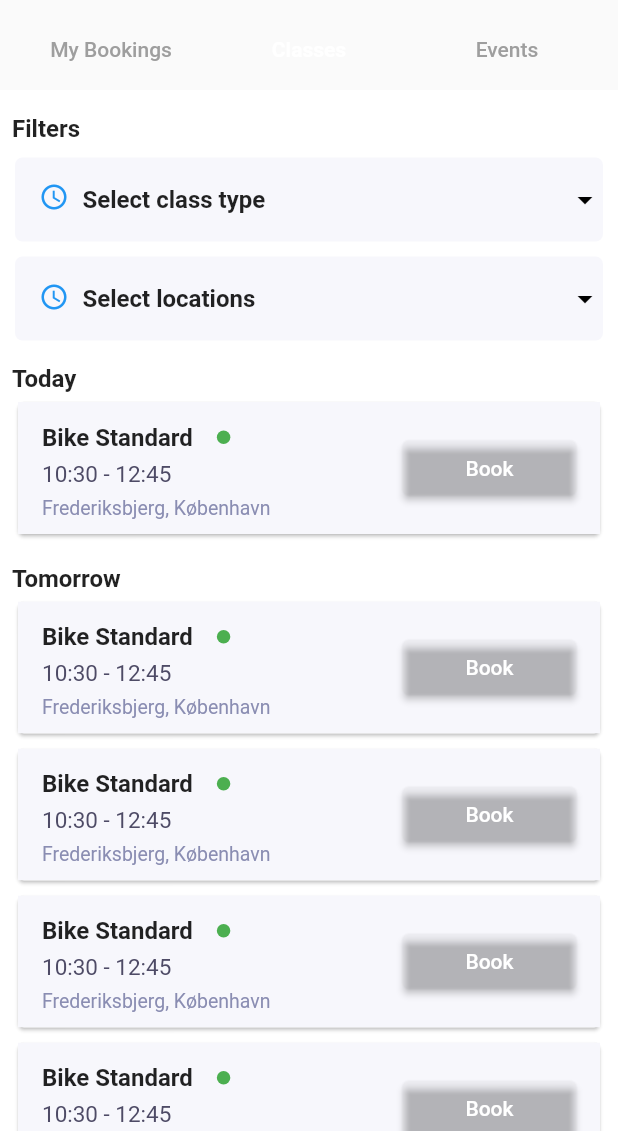
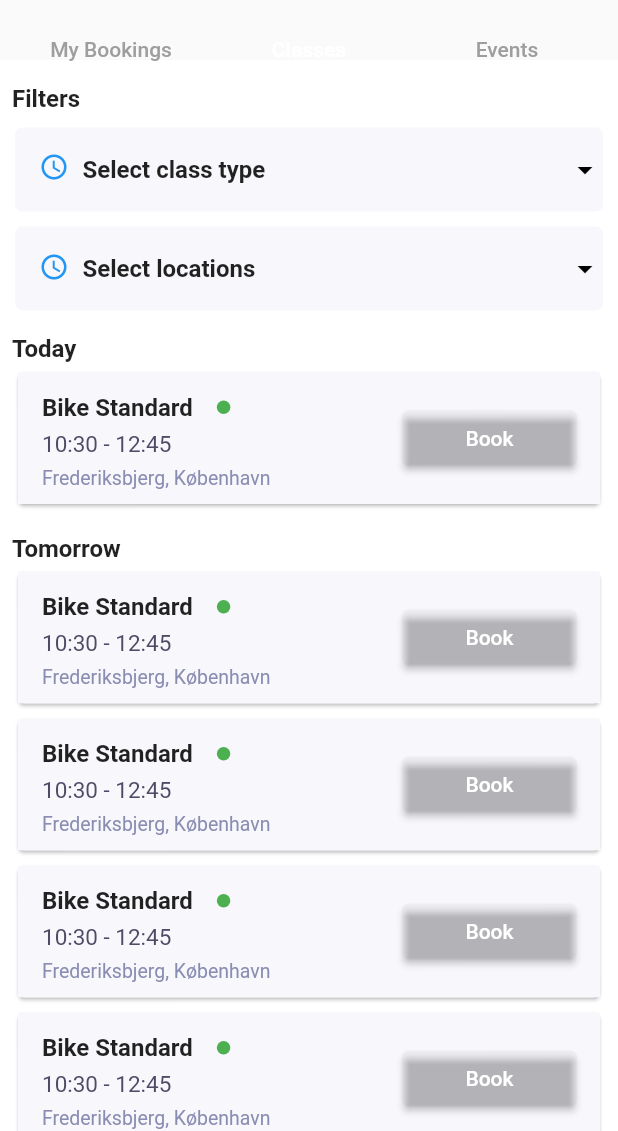
Before and after one commit to beefitten/BeefitMember.Application, a Flutter app: the BookingMenuWidget screen opened directly, tab 2 chosen, on a phone screen of 412 x 824 dp, the part 105-1236 px from its top. Run offline on Flutter 3.47's test engine with Material 2 defaults, Android fonts, the phone set to English and light mode, and no system bars; our stand-ins replace carousel_slider, equatable, fl_chart, flutter_bloc, flutter_secure_storage, flutter_svg and 2 more; missing offline and left inert: flutter_displaymode; accounts and stored records are empty; network calls fail; project files that could hold a hidden picture were left out.

```diff
--- a/lib/bookings/pages/yourbookings/widgets/booking_menu_widget.dart
+++ b/lib/bookings/pages/yourbookings/widgets/booking_menu_widget.dart
@@ -16,7 +16,7 @@ class BookingMenuWidget extends StatelessWidget {
           children: [
             YourBookings(),
             Classes(),
-            Text("Not implemented..."),
+            Center(child: Text("Coming soon!")),
           ],
         ),
       ),
@@ -57,5 +57,5 @@ class CustomAppBar extends StatelessWidget implements PreferredSizeWidget {
   }
 
   @override
-  Size get preferredSize => Size.fromHeight(130);
+  Size get preferredSize => Size.fromHeight(110);
 }
--- a/lib/overview/widgets/parallax_app_bar.dart
+++ b/lib/overview/widgets/parallax_app_bar.dart
@@ -1,5 +1,6 @@
 import 'package:beefitmember_application/shared/FitnessPackage/FitnessPackage.dart';
 import 'package:flutter/material.dart';
+import 'package:flutter/services.dart';
 
 import 'app_bar_curve.dart';
 
@@ -9,6 +10,8 @@ class ParallaxAppBar extends StatelessWidget {
   @override
   Widget build(BuildContext context) {
     return SliverAppBar(
+        backwardsCompatibility: false,
+        systemOverlayStyle: SystemUiOverlayStyle(statusBarBrightness: Brightness.dark),
         pinned: true,
         stretch: true,
         expandedHeight: 150.0,
@@ -21,7 +24,7 @@ class ParallaxAppBar extends StatelessWidget {
             Padding(
               padding: const EdgeInsets.only(top: 20.0),
               child:
-                  Center(child: Image.network(FitnessPackage.logo, height: 60)),
+                  Center(child: Image.network(FitnessPackage.logo, height: 50)),
             ),
           ],
         ));
```
